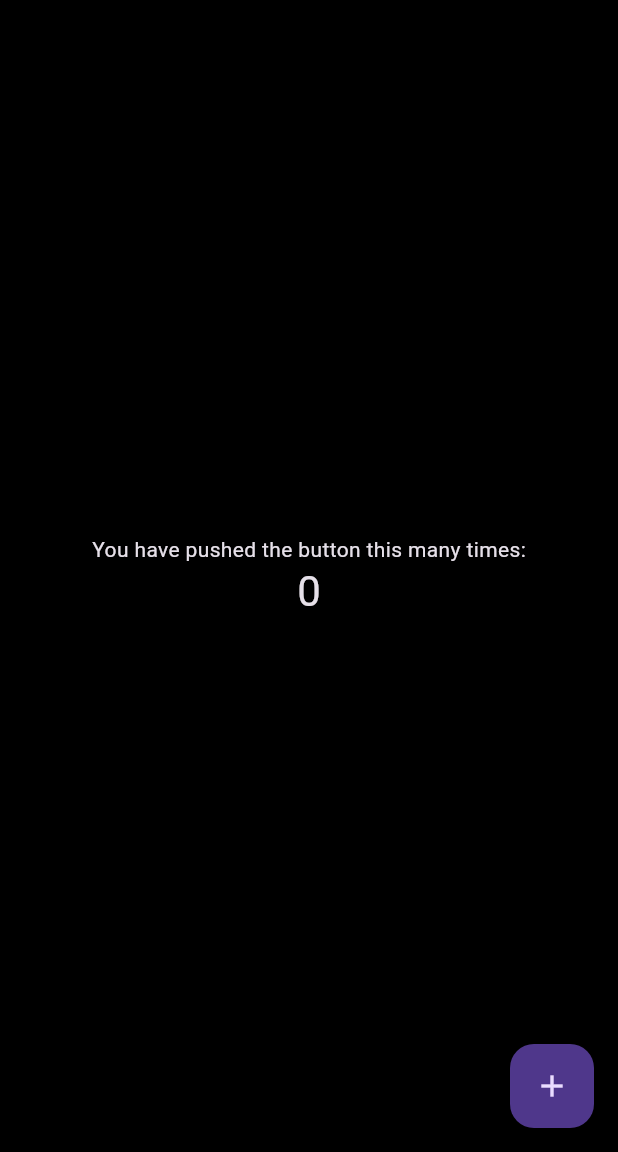
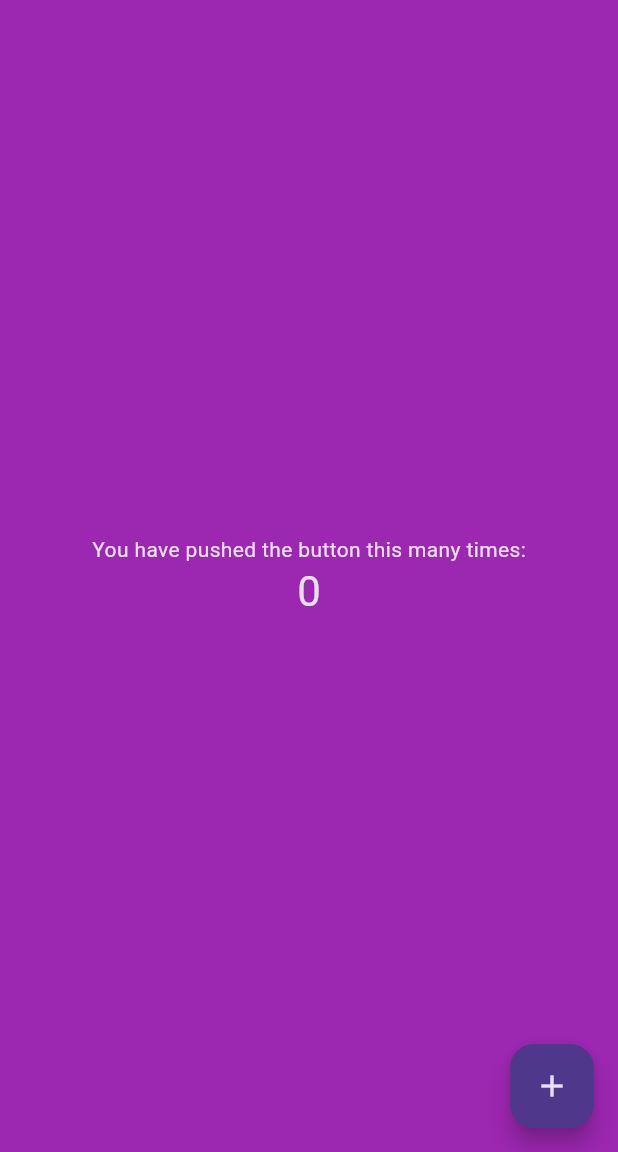
Before and after one commit to could-ai/0198d0ff-bb85-7809-a4a0-f50e08c039a2, a Flutter app: the screen it shows after launch, on a phone screen of 412 x 824 dp, the part 84-1236 px from its top. Run offline on Flutter 3.47's test engine with Material 3 defaults, Android fonts, the phone set to English and light mode, and no system bars.

Commit message:
将应用的背景颜色从黑色更改为紫色。通过修改MaterialApp的theme属性，将backgroundColor和scaffoldBackgroundColor从Colors.black更改为Colors.purple，这样整个应用的背景就会变成紫色，同时保持深色主题的整体风格和现有功能不变。

```diff
--- a/usr/lib/main.dart
+++ b/usr/lib/main.dart
@@ -13,8 +13,8 @@ class MyApp extends StatelessWidget {
       title: 'Flutter Demo',
       theme: ThemeData(
         brightness: Brightness.dark,
-        backgroundColor: Colors.black,
-        scaffoldBackgroundColor: Colors.black,
+        backgroundColor: Colors.purple,
+        scaffoldBackgroundColor: Colors.purple,
       ),
       home: const MyHomePage(title: 'Flutter Demo Home Page'),
     );
```
